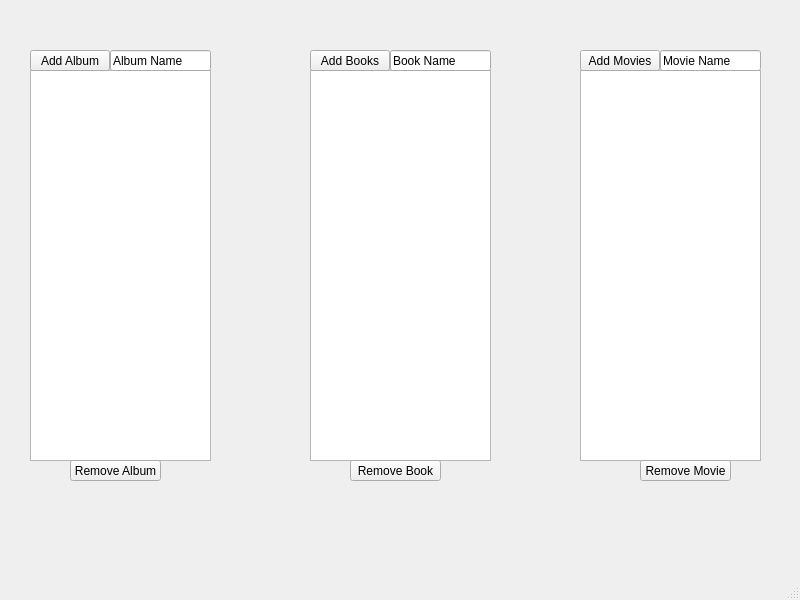
First picture: the form in myui.ui, repository mirocsd/queuer, before the edit.
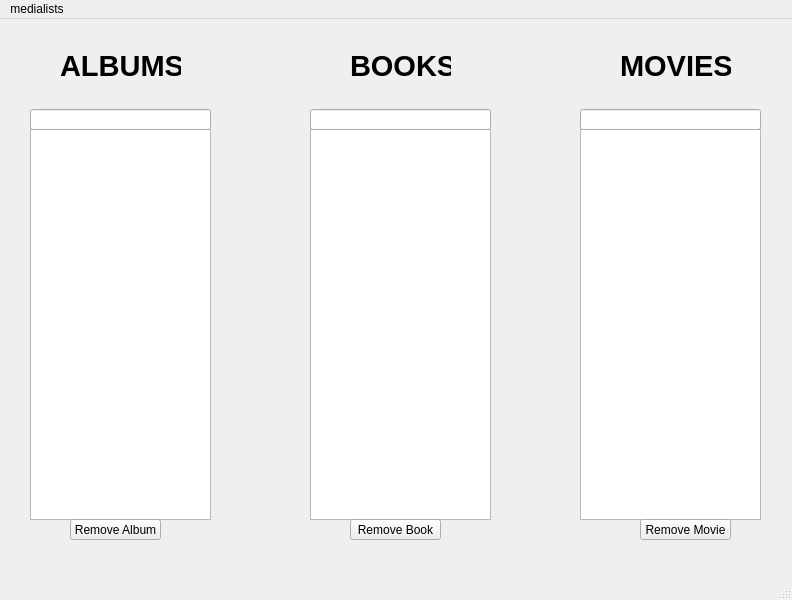
Second picture: the form after the edit.

Commit message: Added acutal queue functionality, changed variable names to reflect this. Removed 'Add X' buttons, and included a tooltip to tell the user to press Enter/Return to add the thing to the queue. Changed QT5 GUI (still ugly)

Patch:
```diff
--- a/myui.ui
+++ b/myui.ui
@@ -6,7 +6,7 @@
    <rect>
     <x>0</x>
     <y>0</y>
-    <width>800</width>
+    <width>792</width>
     <height>600</height>
    </rect>
   </property>
@@ -18,7 +18,7 @@
     <property name="geometry">
      <rect>
       <x>30</x>
-      <y>70</y>
+      <y>110</y>
       <width>181</width>
       <height>391</height>
      </rect>
@@ -28,7 +28,7 @@
     <property name="geometry">
      <rect>
       <x>310</x>
-      <y>70</y>
+      <y>110</y>
       <width>181</width>
       <height>391</height>
      </rect>
@@ -38,56 +38,17 @@
     <property name="geometry">
      <rect>
       <x>580</x>
-      <y>70</y>
+      <y>110</y>
       <width>181</width>
       <height>391</height>
      </rect>
     </property>
    </widget>
-   <widget class="QPushButton" name="addMusicButton">
-    <property name="geometry">
-     <rect>
-      <x>30</x>
-      <y>50</y>
-      <width>80</width>
-      <height>21</height>
-     </rect>
-    </property>
-    <property name="text">
-     <string>Add Album</string>
-    </property>
-   </widget>
-   <widget class="QPushButton" name="addBookButton">
-    <property name="geometry">
-     <rect>
-      <x>310</x>
-      <y>50</y>
-      <width>80</width>
-      <height>21</height>
-     </rect>
-    </property>
-    <property name="text">
-     <string>Add Books</string>
-    </property>
-   </widget>
-   <widget class="QPushButton" name="addMovieButton">
-    <property name="geometry">
-     <rect>
-      <x>580</x>
-      <y>50</y>
-      <width>80</width>
-      <height>21</height>
-     </rect>
-    </property>
-    <property name="text">
-     <string>Add Movies</string>
-    </property>
-   </widget>
-   <widget class="QPushButton" name="removeMusicButton">
+   <widget class="QPushButton" name="removeAlbumButton">
     <property name="geometry">
      <rect>
       <x>70</x>
-      <y>460</y>
+      <y>500</y>
       <width>91</width>
       <height>21</height>
      </rect>
@@ -100,7 +61,7 @@
     <property name="geometry">
      <rect>
       <x>350</x>
-      <y>460</y>
+      <y>500</y>
       <width>91</width>
       <height>21</height>
      </rect>
@@ -113,7 +74,7 @@
     <property name="geometry">
      <rect>
       <x>640</x>
-      <y>460</y>
+      <y>500</y>
       <width>91</width>
       <height>21</height>
      </rect>
@@ -125,40 +86,79 @@
    <widget class="QLineEdit" name="musicNameEdit">
     <property name="geometry">
      <rect>
-      <x>110</x>
-      <y>50</y>
-      <width>101</width>
+      <x>30</x>
+      <y>90</y>
+      <width>181</width>
       <height>21</height>
      </rect>
     </property>
     <property name="text">
-     <string>Album Name</string>
+     <string/>
     </property>
    </widget>
    <widget class="QLineEdit" name="bookNameEdit">
     <property name="geometry">
      <rect>
-      <x>390</x>
-      <y>50</y>
-      <width>101</width>
+      <x>310</x>
+      <y>90</y>
+      <width>181</width>
       <height>21</height>
      </rect>
     </property>
     <property name="text">
-     <string>Book Name</string>
+     <string/>
     </property>
    </widget>
    <widget class="QLineEdit" name="movieNameEdit">
     <property name="geometry">
      <rect>
-      <x>660</x>
-      <y>50</y>
-      <width>101</width>
+      <x>580</x>
+      <y>90</y>
+      <width>181</width>
       <height>21</height>
      </rect>
     </property>
     <property name="text">
-     <string>Movie Name</string>
+     <string/>
+    </property>
+   </widget>
+   <widget class="QLabel" name="label">
+    <property name="geometry">
+     <rect>
+      <x>60</x>
+      <y>30</y>
+      <width>121</width>
+      <height>31</height>
+     </rect>
+    </property>
+    <property name="text">
+     <string>&lt;html&gt;&lt;head/&gt;&lt;body&gt;&lt;p&gt;&lt;span style=&quot; font-size:22pt; font-weight:600;&quot;&gt;ALBUMS&lt;/span&gt;&lt;/p&gt;&lt;/body&gt;&lt;/html&gt;</string>
+    </property>
+   </widget>
+   <widget class="QLabel" name="label_2">
+    <property name="geometry">
+     <rect>
+      <x>350</x>
+      <y>30</y>
+      <width>101</width>
+      <height>31</height>
+     </rect>
+    </property>
+    <property name="text">
+     <string>&lt;html&gt;&lt;head/&gt;&lt;body&gt;&lt;p&gt;&lt;span style=&quot; font-size:22pt; font-weight:600;&quot;&gt;BOOKS&lt;/span&gt;&lt;/p&gt;&lt;/body&gt;&lt;/html&gt;</string>
+    </property>
+   </widget>
+   <widget class="QLabel" name="label_3">
+    <property name="geometry">
+     <rect>
+      <x>620</x>
+      <y>30</y>
+      <width>111</width>
+      <height>31</height>
+     </rect>
+    </property>
+    <property name="text">
+     <string>&lt;html&gt;&lt;head/&gt;&lt;body&gt;&lt;p&gt;&lt;span style=&quot; font-size:22pt; font-weight:600;&quot;&gt;MOVIES&lt;/span&gt;&lt;/p&gt;&lt;/body&gt;&lt;/html&gt;</string>
     </property>
    </widget>
   </widget>
@@ -167,10 +167,16 @@
     <rect>
      <x>0</x>
      <y>0</y>
-     <width>800</width>
+     <width>792</width>
      <height>18</height>
     </rect>
    </property>
+   <widget class="QMenu" name="menumedialists">
+    <property name="title">
+     <string>medialists</string>
+    </property>
+   </widget>
+   <addaction name="menumedialists"/>
   </widget>
   <widget class="QStatusBar" name="statusbar"/>
  </widget>
```
Left out of the diff: 21 changed lines with no effect on the pictures. The commit also changes 1 other file.
